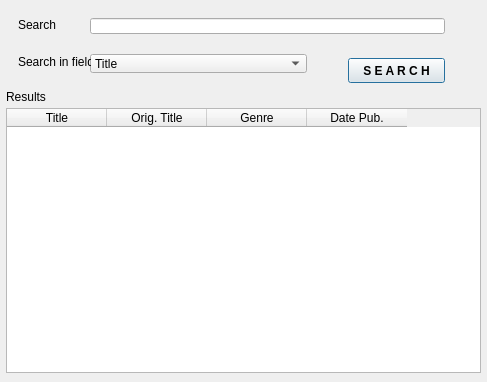
MKalat/LibrarianBooksCatalogueNative, file LibrarianBooksCatalogue/Wyszukaj.ui: the form before one commit.
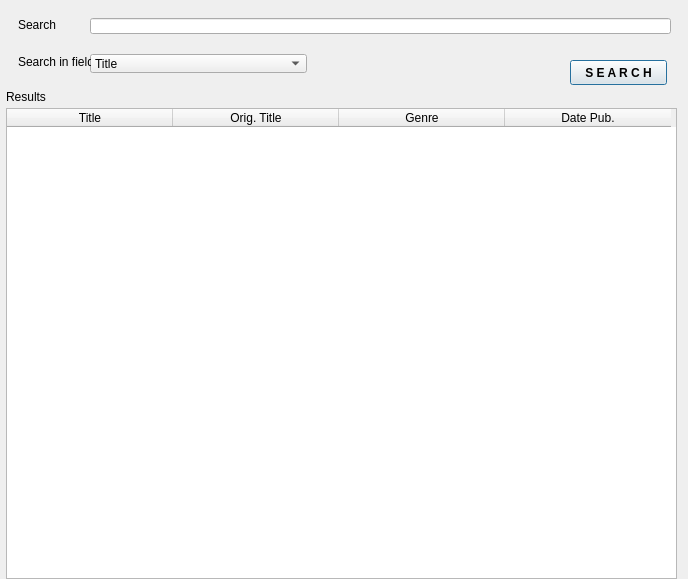
The form after the commit.

```diff
--- a/LibrarianBooksCatalogue/Wyszukaj.ui
+++ b/LibrarianBooksCatalogue/Wyszukaj.ui
@@ -6,8 +6,8 @@
    <rect>
     <x>0</x>
     <y>0</y>
-    <width>487</width>
-    <height>382</height>
+    <width>688</width>
+    <height>579</height>
    </rect>
   </property>
   <property name="sizePolicy">
@@ -43,7 +43,7 @@
     <rect>
      <x>90</x>
      <y>18</y>
-     <width>355</width>
+     <width>581</width>
      <height>16</height>
     </rect>
    </property>
@@ -161,8 +161,8 @@
     <rect>
      <x>6</x>
      <y>108</y>
-     <width>475</width>
-     <height>265</height>
+     <width>671</width>
+     <height>471</height>
     </rect>
    </property>
    <property name="sizePolicy">
@@ -171,6 +171,9 @@
      <verstretch>0</verstretch>
     </sizepolicy>
    </property>
+   <attribute name="horizontalHeaderDefaultSectionSize">
+    <number>166</number>
+   </attribute>
    <column>
     <property name="text">
      <string>Title</string>
@@ -195,8 +198,8 @@
   <widget class="QPushButton" name="pushButton_Search">
    <property name="geometry">
     <rect>
-     <x>348</x>
-     <y>58</y>
+     <x>570</x>
+     <y>60</y>
      <width>97</width>
      <height>25</height>
     </rect>
```
